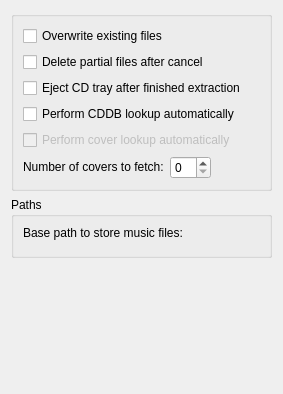
This is widgets/generalsettingswidgetUI.ui in KDE/audex as Qt 5 draws it before an edit. The edited form follows.
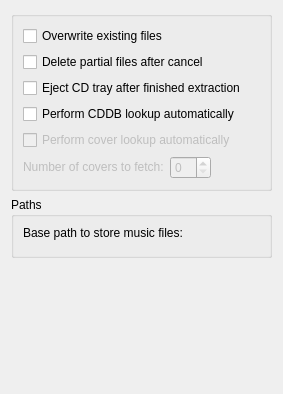
This is the edited form. Custom widgets are drawn as their Qt base class.

Commit message: Disable SpinBox to select number of cover suggestions to fetch

```diff
--- a/widgets/generalsettingswidgetUI.ui
+++ b/widgets/generalsettingswidgetUI.ui
@@ -82,6 +82,9 @@
        <layout class="QHBoxLayout" name="horizontalLayout_2">
         <item>
          <widget class="QLabel" name="label">
+          <property name="enabled">
+           <bool>false</bool>
+          </property>
           <property name="sizePolicy">
            <sizepolicy hsizetype="Preferred" vsizetype="Fixed">
             <horstretch>0</horstretch>
@@ -94,7 +97,11 @@
          </widget>
         </item>
         <item>
-         <widget class="QSpinBox" name="kcfg_fetchCount"/>
+         <widget class="QSpinBox" name="kcfg_fetchCount">
+          <property name="enabled">
+           <bool>false</bool>
+          </property>
+         </widget>
         </item>
         <item>
          <spacer name="horizontalSpacer">
```
